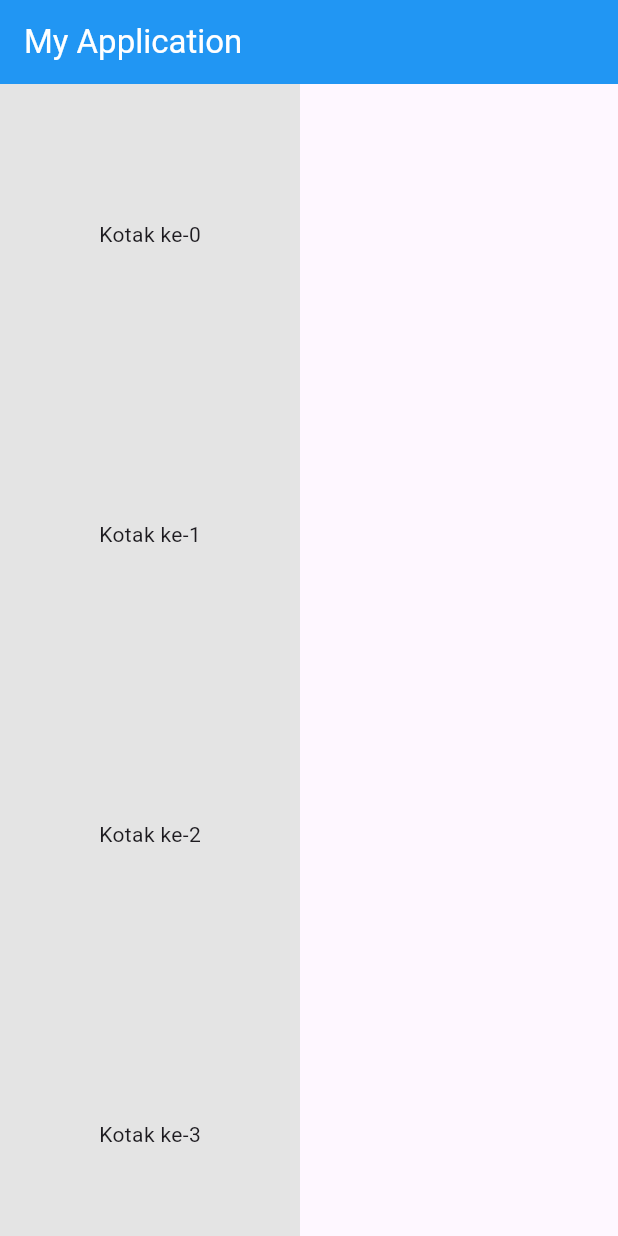
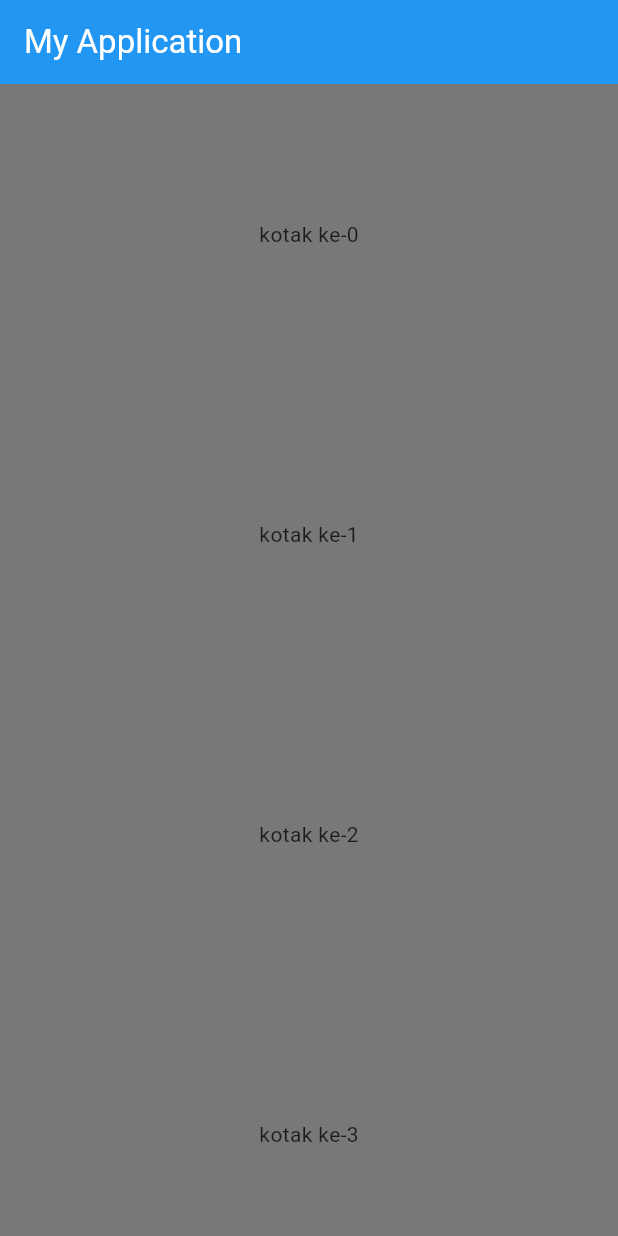
Before and after one commit to danimisme/my_first_flutter, a Flutter app: the screen it shows after launch, on a phone screen of 412 x 824 dp. Run offline on Flutter 3.47's test engine with Material 3 defaults, Android fonts, the phone set to English and light mode, and no system bars.

```diff
--- a/lib/main.dart
+++ b/lib/main.dart
@@ -17,12 +17,12 @@ class MyApp extends StatelessWidget {
    )));
 
    List<Map<String, dynamic>> data = List.generate(10, (index) => {
-    "text": "Kotak ke-$index",
+    "text": "Kontak ke-$index",
     "warna": Color.fromARGB(
         255,
-        200 + Random().nextInt(256), // Random red value
-        200 + Random().nextInt(256), // Random green value
-        200 + Random().nextInt(256)  // Random blue value
+        100 + Random().nextInt(256), // Random red value
+        100 + Random().nextInt(256), // Random green value
+        100 + Random().nextInt(256)  // Random blue value
       )
     }
   );
@@ -33,11 +33,17 @@ class MyApp extends StatelessWidget {
     return MaterialApp(
       home: Scaffold(
         appBar: AppBar(title: Text("My Application", style: TextStyle(color: Colors.white)), backgroundColor: Colors.blue),
-        body: SingleChildScrollView(
-          scrollDirection: Axis.vertical,
-          child: Column(
-            children: data.map((e) => KotakWarna(text: e["text"], warna: e["warna"])).toList()
-          ),
+        body: ListView.builder(
+          itemCount: 30,
+          itemBuilder: (context, index) => KotakWarna(
+          text: "kotak ke-$index",
+          warna: Color.fromARGB(
+            255,
+            100 + Random().nextInt(200), // Random red value
+            100 + Random().nextInt(200), // Random green value
+            100 + Random().nextInt(200)  // Random blue value
+          )
+        )
         ),
       )
     );
```
